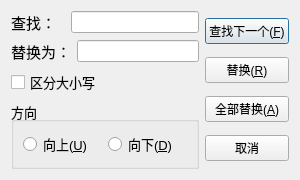
First picture: the form in LeesNotepad/replacedialog.ui, repository leeonbeans/QT_learning, before the edit.
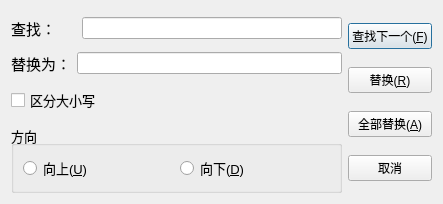
Second picture: the form after the edit. Icons and pictures are not drawn.

Diff of the .ui file:
```diff
--- a/LeesNotepad/replacedialog.ui
+++ b/LeesNotepad/replacedialog.ui
@@ -6,8 +6,8 @@
    <rect>
     <x>0</x>
     <y>0</y>
-    <width>300</width>
-    <height>180</height>
+    <width>443</width>
+    <height>204</height>
    </rect>
   </property>
   <property name="minimumSize">
@@ -25,7 +25,25 @@
   </property>
   <layout class="QGridLayout" name="gridLayout">
    <item row="0" column="0">
+    <layout class="QHBoxLayout" name="horizontalLayout_4">
+     <item>
     <layout class="QVBoxLayout" name="verticalLayout_2">
+       <property name="sizeConstraint">
+        <enum>QLayout::SizeConstraint::SetMinAndMaxSize</enum>
+       </property>
+       <item>
+        <spacer name="verticalSpacer_2">
+         <property name="orientation">
+          <enum>Qt::Orientation::Vertical</enum>
+         </property>
+         <property name="sizeHint" stdset="0">
+          <size>
+           <width>20</width>
+           <height>40</height>
+          </size>
+         </property>
+        </spacer>
+       </item>
      <item>
       <layout class="QHBoxLayout" name="horizontalLayout_2">
        <item>
@@ -50,7 +68,7 @@
          </property>
          <property name="sizeHint" stdset="0">
           <size>
-           <width>9</width>
+             <width>20</width>
            <height>20</height>
           </size>
          </property>
@@ -61,6 +79,19 @@
        </item>
       </layout>
      </item>
+       <item>
+        <spacer name="verticalSpacer">
+         <property name="orientation">
+          <enum>Qt::Orientation::Vertical</enum>
+         </property>
+         <property name="sizeHint" stdset="0">
+          <size>
+           <width>20</width>
+           <height>40</height>
+          </size>
+         </property>
+        </spacer>
+       </item>
      <item>
       <layout class="QHBoxLayout" name="horizontalLayout_3">
        <item>
@@ -80,6 +111,19 @@
        </item>
       </layout>
      </item>
+       <item>
+        <spacer name="verticalSpacer_3">
+         <property name="orientation">
+          <enum>Qt::Orientation::Vertical</enum>
+         </property>
+         <property name="sizeHint" stdset="0">
+          <size>
+           <width>20</width>
+           <height>40</height>
+          </size>
+         </property>
+        </spacer>
+       </item>
      <item>
       <widget class="QCheckBox" name="cbCaseSensitive">
        <property name="font">
@@ -92,6 +136,19 @@
        </property>
       </widget>
      </item>
+       <item>
+        <spacer name="verticalSpacer_4">
+         <property name="orientation">
+          <enum>Qt::Orientation::Vertical</enum>
+         </property>
+         <property name="sizeHint" stdset="0">
+          <size>
+           <width>20</width>
+           <height>40</height>
+          </size>
+         </property>
+        </spacer>
+       </item>
      <item>
       <widget class="QGroupBox" name="groupBox">
        <property name="font">
@@ -132,7 +189,7 @@
      </item>
     </layout>
    </item>
-   <item row="0" column="1">
+     <item>
     <layout class="QVBoxLayout" name="verticalLayout">
      <item>
       <widget class="QPushButton" name="btnFindNext">
@@ -161,6 +218,8 @@
         <string>取消</string>
        </property>
       </widget>
+       </item>
+      </layout>
      </item>
     </layout>
    </item>
```
Lines whose indentation alone changed are shown as unchanged.
